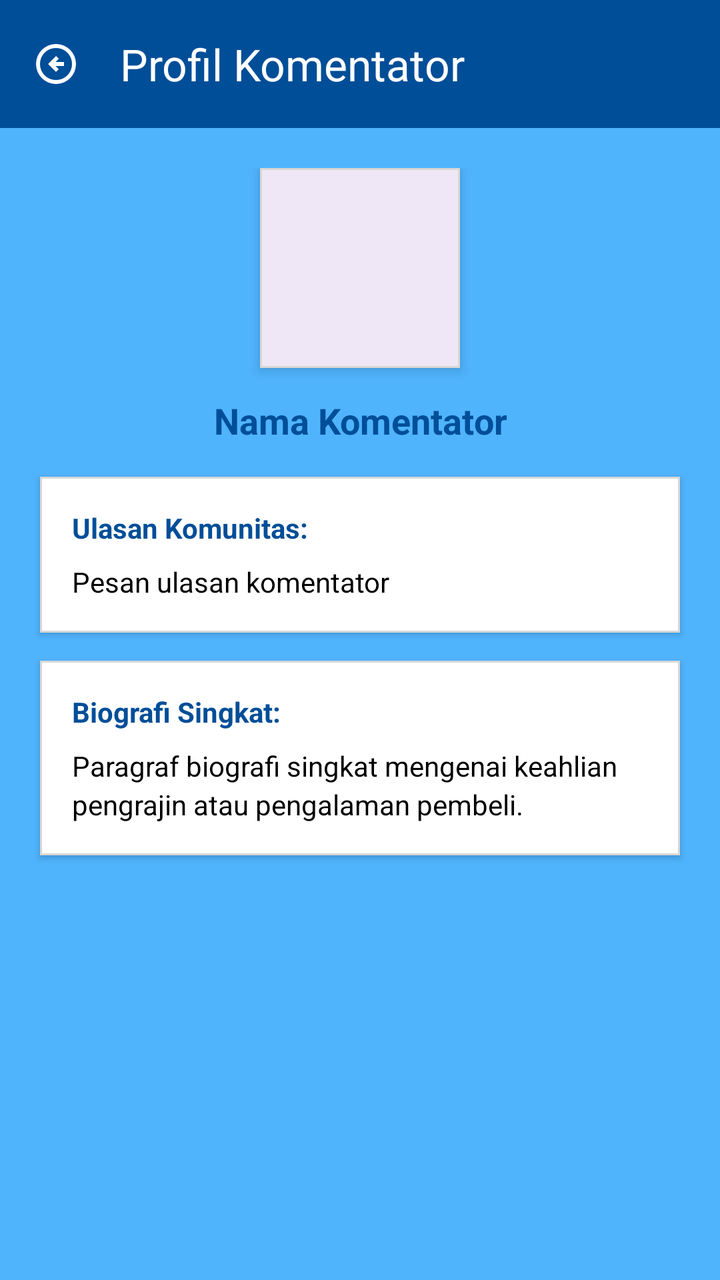
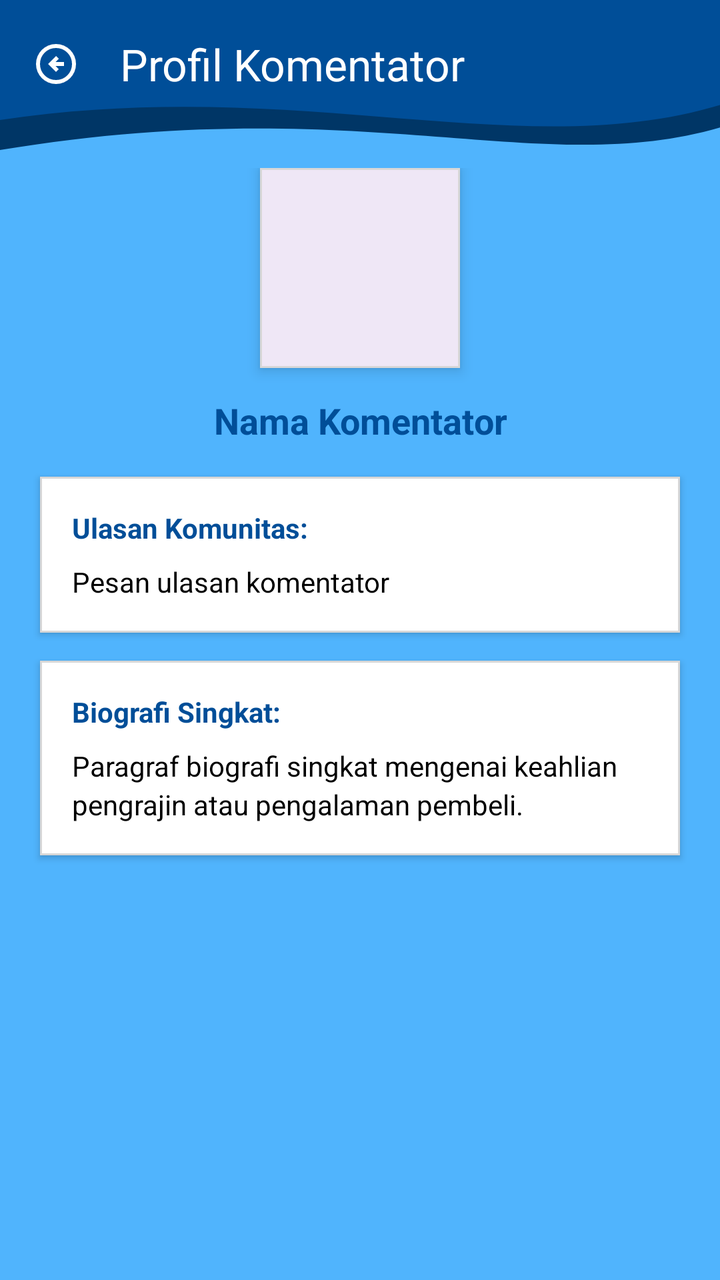

Before-and-after screenshots of an Android layout around one commit, followed by the original layout XML and the change that was made.
<!-- AndroidManifest.xml: application theme Theme.Projek_Raymond -->
<!-- res/layout/activity_profile_komentator.xml -->
<?xml version="1.0" encoding="utf-8"?>
<androidx.constraintlayout.widget.ConstraintLayout xmlns:android="http://schemas.android.com/apk/res/android"
    xmlns:app="http://schemas.android.com/apk/res-auto"
    xmlns:tools="http://schemas.android.com/tools"
    android:id="@+id/main"
    android:layout_width="match_parent"
    android:layout_height="match_parent"
    android:background="@color/blueish"
    tools:context=".Komunitas.ProfileKomentatorActivity">

    
    <androidx.appcompat.widget.Toolbar
        android:id="@+id/toolbar"
        android:layout_width="0dp"
        android:layout_height="?attr/actionBarSize"
        android:background="@color/dark_blue3"
        app:navigationIcon="@drawable/ic_arrow_back"
        app:title="Profil Komentator"
        app:titleTextColor="@color/white"
        app:layout_constraintEnd_toEndOf="parent"
        app:layout_constraintStart_toStartOf="parent"
        app:layout_constraintTop_toTopOf="parent" />

    <ScrollView
        android:layout_width="0dp"
        android:layout_height="0dp"
        android:fillViewport="true"
        app:layout_constraintBottom_toBottomOf="parent"
        app:layout_constraintEnd_toEndOf="parent"
        app:layout_constraintStart_toStartOf="parent"
        app:layout_constraintTop_toBottomOf="@+id/toolbar">

        <androidx.constraintlayout.widget.ConstraintLayout
            android:layout_width="match_parent"
            android:layout_height="wrap_content"
            android:paddingBottom="24dp"
            android:paddingTop="20dp">

            
            <com.google.android.material.card.MaterialCardView
                android:id="@+id/cardAvatar"
                android:layout_width="100dp"
                android:layout_height="100dp"
                app:cardCornerRadius="0dp"
                app:cardElevation="4dp"
                app:strokeColor="@color/gray"
                app:strokeWidth="1dp"
                app:layout_constraintEnd_toEndOf="parent"
                app:layout_constraintStart_toStartOf="parent"
                app:layout_constraintTop_toTopOf="parent">

                <ImageView
                    android:id="@+id/imgAvatar"
                    android:layout_width="match_parent"
                    android:layout_height="match_parent"
                    android:contentDescription="Foto Profil"
                    android:scaleType="centerCrop" />

            </com.google.android.material.card.MaterialCardView>

            
            <TextView
                android:id="@+id/txtNama"
                android:layout_width="0dp"
                android:layout_height="wrap_content"
                android:layout_marginHorizontal="20dp"
                android:layout_marginTop="14dp"
                android:gravity="center"
                android:text="Nama Komentator"
                android:textColor="@color/dark_blue3"
                android:textSize="18sp"
                android:textStyle="bold"
                app:layout_constraintEnd_toEndOf="parent"
                app:layout_constraintStart_toStartOf="parent"
                app:layout_constraintTop_toBottomOf="@+id/cardAvatar" />

            
            <com.google.android.material.card.MaterialCardView
                android:id="@+id/cardUlasan"
                android:layout_width="0dp"
                android:layout_height="wrap_content"
                android:layout_marginHorizontal="20dp"
                android:layout_marginTop="16dp"
                app:cardBackgroundColor="@color/white"
                app:cardCornerRadius="0dp"
                app:cardElevation="2dp"
                app:strokeColor="@color/gray"
                app:strokeWidth="1dp"
                app:layout_constraintEnd_toEndOf="parent"
                app:layout_constraintStart_toStartOf="parent"
                app:layout_constraintTop_toBottomOf="@+id/txtNama">

                <LinearLayout
                    android:layout_width="match_parent"
                    android:layout_height="wrap_content"
                    android:orientation="vertical"
                    android:padding="16dp">

                    <TextView
                        android:id="@+id/labelUlasan"
                        android:layout_width="wrap_content"
                        android:layout_height="wrap_content"
                        android:text="Ulasan Komunitas:"
                        android:textColor="@color/dark_blue3"
                        android:textSize="14sp"
                        android:textStyle="bold" />

                    <TextView
                        android:id="@+id/txtPesan"
                        android:layout_width="match_parent"
                        android:layout_height="wrap_content"
                        android:layout_marginTop="8dp"
                        android:lineSpacingExtra="3dp"
                        android:text="Pesan ulasan komentator"
                        android:textColor="@color/black"
                        android:textSize="14sp" />

                </LinearLayout>

            </com.google.android.material.card.MaterialCardView>

            
            <com.google.android.material.card.MaterialCardView
                android:id="@+id/cardBio"
                android:layout_width="0dp"
                android:layout_height="wrap_content"
                android:layout_marginHorizontal="20dp"
                android:layout_marginTop="14dp"
                app:cardBackgroundColor="@color/white"
                app:cardCornerRadius="0dp"
                app:cardElevation="2dp"
                app:strokeColor="@color/gray"
                app:strokeWidth="1dp"
                app:layout_constraintEnd_toEndOf="parent"
                app:layout_constraintStart_toStartOf="parent"
                app:layout_constraintTop_toBottomOf="@+id/cardUlasan">

                <LinearLayout
                    android:layout_width="match_parent"
                    android:layout_height="wrap_content"
                    android:orientation="vertical"
                    android:padding="16dp">

                    <TextView
                        android:id="@+id/labelBio"
                        android:layout_width="wrap_content"
                        android:layout_height="wrap_content"
                        android:text="Biografi Singkat:"
                        android:textColor="@color/dark_blue3"
                        android:textSize="14sp"
                        android:textStyle="bold" />

                    <TextView
                        android:id="@+id/txtBio"
                        android:layout_width="match_parent"
                        android:layout_height="wrap_content"
                        android:layout_marginTop="8dp"
                        android:lineSpacingExtra="3dp"
                        android:text="Paragraf biografi singkat mengenai keahlian pengrajin atau pengalaman pembeli."
                        android:textColor="@color/black"
                        android:textSize="14sp" />

                </LinearLayout>

            </com.google.android.material.card.MaterialCardView>

        </androidx.constraintlayout.widget.ConstraintLayout>

    </ScrollView>

</androidx.constraintlayout.widget.ConstraintLayout>
<!-- resources referenced by this layout -->
<resources>
  <color name="black">#FF000000</color>
  <color name="blueish">#50B4FD</color>
  <color name="dark_blue3">#004E98</color>
  <color name="gray">#D7D7D7</color>
  <color name="white">#FFFFFFFF</color>
  <!-- drawable ic_arrow_back (drawable) -->
  <vector xmlns:android="http://schemas.android.com/apk/res/android" android:autoMirrored="true" android:height="24dp" android:tint="#FFFFFF" android:viewportHeight="960" android:viewportWidth="960" android:width="24dp">
        
      <path android:fillColor="@android:color/white" android:pathData="M480,640L536,584L472,520L640,520L640,440L472,440L536,376L480,320L320,480L480,640ZM480,880Q397,880 324,848.5Q251,817 197,763Q143,709 111.5,636Q80,563 80,480Q80,397 111.5,324Q143,251 197,197Q251,143 324,111.5Q397,80 480,80Q563,80 636,111.5Q709,143 763,197Q817,251 848.5,324Q880,397 880,480Q880,563 848.5,636Q817,709 763,763Q709,817 636,848.5Q563,880 480,880ZM480,800Q614,800 707,707Q800,614 800,480Q800,346 707,253Q614,160 480,160Q346,160 253,253Q160,346 160,480Q160,614 253,707Q346,800 480,800ZM480,480Q480,480 480,480Q480,480 480,480Q480,480 480,480Q480,480 480,480Q480,480 480,480Q480,480 480,480Q480,480 480,480Q480,480 480,480Z"/>
      
  </vector>
  <style name="Theme.Projek_Raymond" parent="Base.Theme.Projek_Raymond" />
  <style name="Base.Theme.Projek_Raymond" parent="Theme.Material3.DayNight.NoActionBar">
          
          
      </style>
</resources>

<!-- the commit's change to res/layout/activity_profile_komentator.xml (unified diff, before → after) -->
@@ -7,13 +7,19 @@
     android:layout_height="match_parent"
     android:background="@color/blueish"
     tools:context=".Komunitas.ProfileKomentatorActivity">
-
+    <View
+        android:id="@+id/background_header"
+        android:layout_width="0dp"
+        android:layout_height="90dp"
+        android:background="@drawable/bg_header_wave"
+        app:layout_constraintEnd_toEndOf="parent"
+        app:layout_constraintStart_toStartOf="parent"
+        app:layout_constraintTop_toTopOf="parent" />
     
     <androidx.appcompat.widget.Toolbar
         android:id="@+id/toolbar"
         android:layout_width="0dp"
         android:layout_height="?attr/actionBarSize"
-        android:background="@color/dark_blue3"
         app:navigationIcon="@drawable/ic_arrow_back"
         app:title="Profil Komentator"
         app:titleTextColor="@color/white"
<!-- resource entries referenced after the edit -->
@@ -5,6 +5,20 @@
   <color name="dark_blue3">#004E98</color>
   <color name="gray">#D7D7D7</color>
   <color name="white">#FFFFFFFF</color>
+  <!-- drawable bg_header_wave (drawable) -->
+  <?xml version="1.0" encoding="utf-8"?>
+  <vector xmlns:android="http://schemas.android.com/apk/res/android"
+      android:width="360dp"
+      android:height="120dp"
+      android:viewportWidth="360"
+      android:viewportHeight="120">
+      <path
+          android:fillColor="#003666"
+          android:pathData="M0,0 L360,0 L360,85 C270,120 180,60 0,100 Z" />
+      <path
+          android:fillColor="#004E98"
+          android:pathData="M0,0 L360,0 L360,70 C260,110 150,50 0,80 Z" />
+  </vector>
   <!-- drawable ic_arrow_back (drawable) -->
   <vector xmlns:android="http://schemas.android.com/apk/res/android" android:autoMirrored="true" android:height="24dp" android:tint="#FFFFFF" android:viewportHeight="960" android:viewportWidth="960" android:width="24dp">
         
